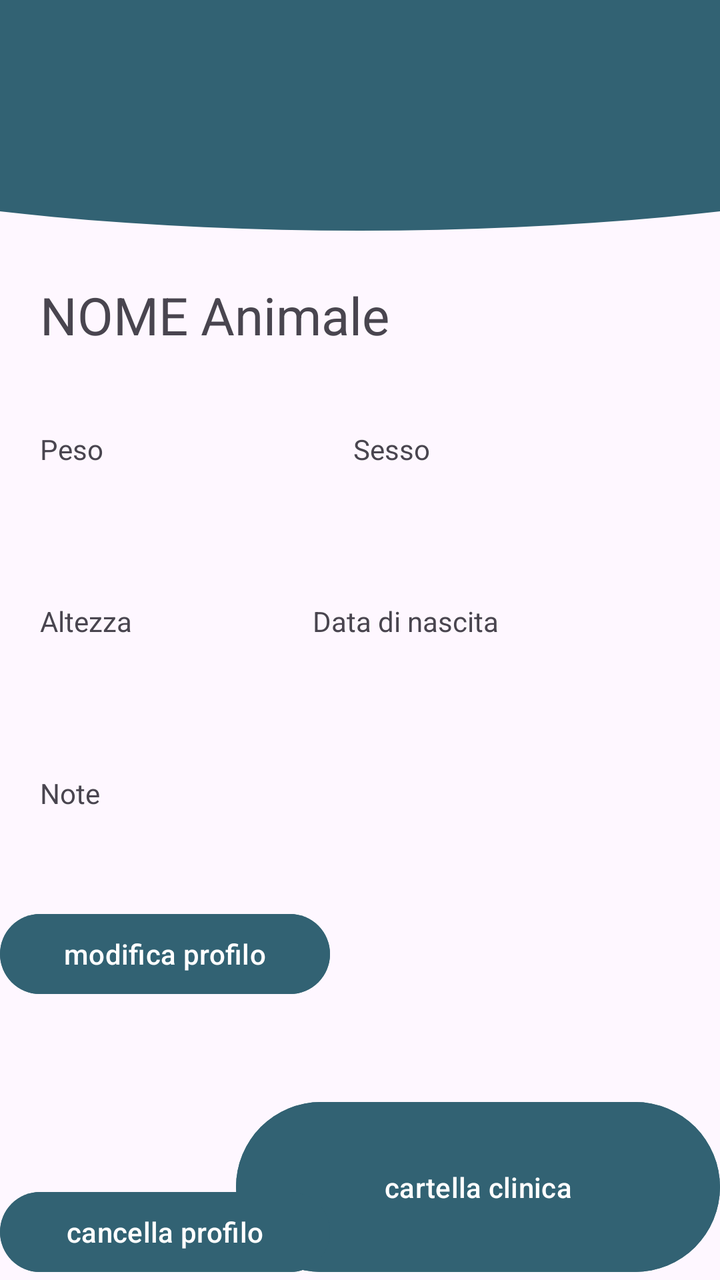
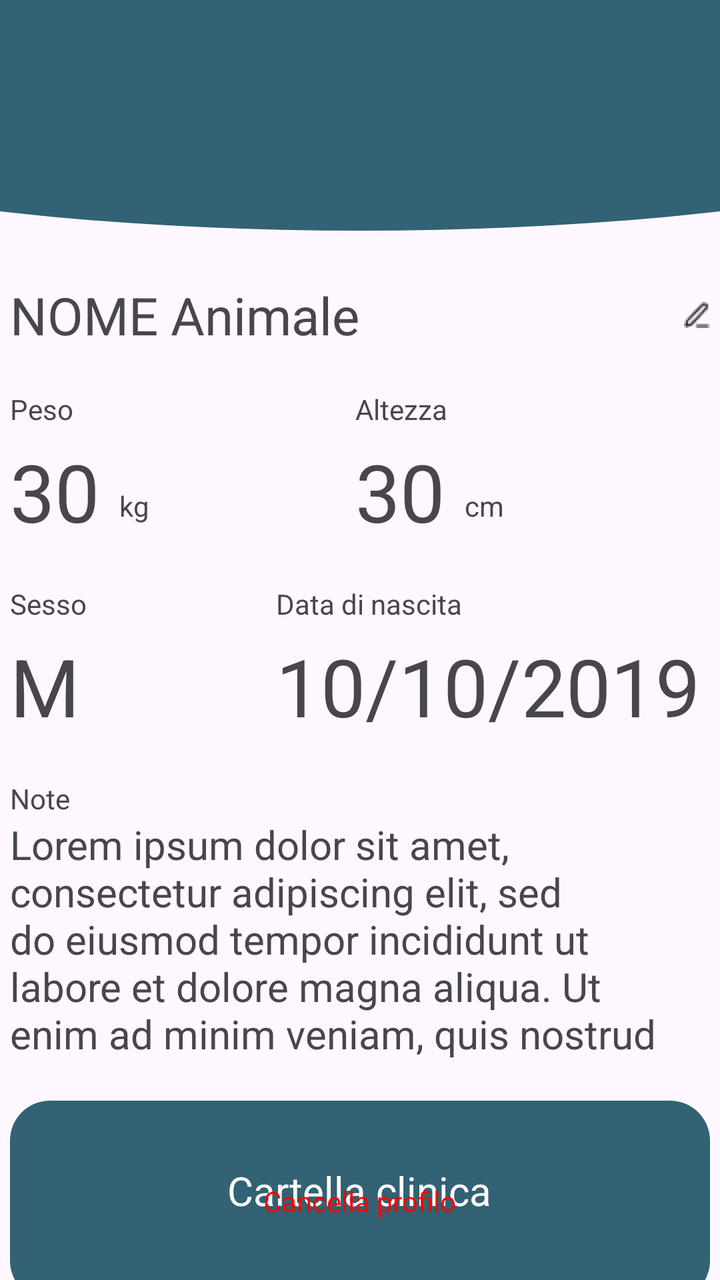

Before-and-after screenshots of an Android layout around one commit, followed by the original layout XML and the change that was made.
<!-- AndroidManifest.xml: application theme Theme.AppPet -->
<!-- res/layout/activity_profilo_animale.xml -->
<?xml version="1.0" encoding="utf-8"?>
<RelativeLayout xmlns:android="http://schemas.android.com/apk/res/android"
    xmlns:app="http://schemas.android.com/apk/res-auto"
    xmlns:tools="http://schemas.android.com/tools"
    android:id="@+id/main"
    android:layout_width="match_parent"
    android:layout_height="match_parent">


    <FrameLayout
        android:id="@+id/header_home"
        android:layout_width="match_parent"
        android:layout_height="120dp"
        android:layout_gravity="top">

        <ImageView
            android:id="@+id/Pippo"
            android:layout_width="800dp"
            android:layout_height="180dp"
            android:layout_gravity="center"
            android:layout_marginTop="-35dp"
            android:src="@drawable/cricle_1" />

    </FrameLayout>

    


    <TextView
        android:id="@+id/nomeProfiloAnimale"
        android:layout_width="match_parent"
        android:layout_height="wrap_content"
        android:layout_below="@id/header_home"
        android:layout_marginTop="0dp"
        android:padding="20dp"
        android:text="NOME Animale"
        android:textSize="26sp" />

    

    <LinearLayout
        android:padding="20dp"
        android:id="@+id/primaLinea"
        android:layout_width="match_parent"
        android:layout_height="wrap_content"
        android:layout_below="@id/nomeProfiloAnimale"
        android:orientation="horizontal">


            <LinearLayout
                android:layout_weight="1"
                android:layout_width="wrap_content"
                android:layout_height="wrap_content"
                android:orientation="vertical">

                <TextView
                    android:layout_width="wrap_content"
                    android:layout_height="wrap_content"
                    android:text="Peso"
                    android:textAlignment="textStart" />

                <TextView
                    android:id="@+id/pesoProfiloAnimale"
                    android:layout_width="wrap_content"
                    android:layout_height="wrap_content"
                    android:textSize="20dp"/>


            </LinearLayout>


            <LinearLayout
                android:layout_weight="1"
                android:layout_width="wrap_content"
                android:layout_height="match_parent"
                android:orientation="vertical">

                <TextView
                    android:layout_width="wrap_content"
                    android:layout_height="wrap_content"
                    android:text="Sesso"
                    android:textAlignment="textStart" />

                <TextView
                    android:id="@+id/sessoProfiloAnimale"
                    android:layout_width="wrap_content"
                    android:layout_height="wrap_content"
                    android:textSize="20dp"/>

            </LinearLayout>

    </LinearLayout>
    
    <LinearLayout
        android:padding="20dp"
        android:id="@+id/secondaLinea"
        android:layout_width="match_parent"
        android:layout_height="wrap_content"
        android:layout_below="@id/primaLinea"
        android:orientation="horizontal">


        <LinearLayout
            android:layout_weight="1"
            android:layout_width="wrap_content"
            android:layout_height="wrap_content"
            android:orientation="vertical">

            <TextView
                android:layout_width="wrap_content"
                android:layout_height="wrap_content"
                android:text="Altezza"
                android:textAlignment="textStart" />

            <TextView
                android:id="@+id/altezzaProfiloAnimale"
                android:layout_width="wrap_content"
                android:layout_height="wrap_content"
                android:textSize="20dp"/>


        </LinearLayout>




        <LinearLayout
            android:layout_weight="1"
            android:layout_width="wrap_content"
            android:layout_height="match_parent"
            android:orientation="vertical">

            <TextView
                android:layout_width="wrap_content"
                android:layout_height="wrap_content"
                android:text="Data di nascita"
                android:textAlignment="textStart" />

            <TextView
                android:id="@+id/dataProfiloAnimale"
                android:layout_width="wrap_content"
                android:layout_height="wrap_content"
                android:textSize="20dp"/>

        </LinearLayout>
    </LinearLayout>

    <LinearLayout
        android:id="@+id/terzaLinea"
        android:layout_width="match_parent"
        android:layout_height="wrap_content"
        android:layout_below="@id/secondaLinea"
        android:orientation="horizontal"
        android:padding="20dp">


        <LinearLayout
            android:layout_width="wrap_content"
            android:layout_height="wrap_content"
            android:layout_weight="1"
            android:orientation="vertical">

            <TextView
                android:layout_width="wrap_content"
                android:layout_height="wrap_content"
                android:text="Note"
                android:textAlignment="textStart" />

            <TextView
                android:id="@+id/noteProfiloAnimale"
                android:layout_width="wrap_content"
                android:layout_height="wrap_content"
                android:textSize="20dp" />


        </LinearLayout>


    </LinearLayout>

    <RelativeLayout
        android:layout_width="match_parent"
        android:layout_height="wrap_content"
        android:orientation="horizontal"
        android:layout_below="@id/terzaLinea"
        >

        <Button
            android:id="@+id/modificaBTN"
            android:layout_width="165dp"
            android:layout_height="wrap_content"
            android:text="modifica profilo"
            android:backgroundTint="@color/Blu_base"/>

        <Button
            android:id="@+id/cartellaClinicaBTN"
            android:layout_width="242dp"
            android:layout_height="93dp"
            android:layout_alignParentEnd="true"
            android:layout_alignParentBottom="true"
            android:text="cartella clinica"
            android:backgroundTint="@color/Blu_base"/>

        <Button
            android:id="@+id/cancellaBTN"
            android:layout_width="165dp"
            android:layout_height="wrap_content"
            android:layout_alignParentStart="true"
            android:layout_alignParentBottom="true"
            android:backgroundTint="@color/Blu_base"
            android:text="cancella profilo" />


    </RelativeLayout>






    </RelativeLayout>
<!-- resources referenced by this layout -->
<resources>
  <color name="Blu_base">#326273</color>
  <!-- drawable cricle_1 (drawable) -->
  <?xml version="1.0" encoding="utf-8"?>
  <shape xmlns:android="http://schemas.android.com/apk/res/android"
      android:shape="oval">
  
      <solid
          android:color="@color/Blu_base"/>
  
  </shape>
  <style name="Theme.AppPet" parent="Base.Theme.AppPet" />
  <style name="Base.Theme.AppPet" parent="Theme.Material3.DayNight.NoActionBar">
          
          
      </style>
</resources>

<!-- the commit's change to res/layout/activity_profilo_animale.xml (unified diff, before → after) -->
@@ -1,11 +1,8 @@
 <?xml version="1.0" encoding="utf-8"?>
 <RelativeLayout xmlns:android="http://schemas.android.com/apk/res/android"
-    xmlns:app="http://schemas.android.com/apk/res-auto"
-    xmlns:tools="http://schemas.android.com/tools"
     android:id="@+id/main"
     android:layout_width="match_parent"
     android:layout_height="match_parent">
-
 
     <FrameLayout
         android:id="@+id/header_home"
@@ -25,114 +22,161 @@
 
     
 
-
-    <TextView
-        android:id="@+id/nomeProfiloAnimale"
-        android:layout_width="match_parent"
+    <RelativeLayout
+        android:id="@+id/title"
+        android:layout_width="350dp"
         android:layout_height="wrap_content"
         android:layout_below="@id/header_home"
-        android:layout_marginTop="0dp"
-        android:padding="20dp"
-        android:text="NOME Animale"
-        android:textSize="26sp" />
-
-    
+        android:layout_centerHorizontal="true"
+        android:layout_marginTop="20dp"
+        android:layout_marginBottom="20dp">
+
+        <TextView
+            android:id="@+id/nomeProfiloAnimale"
+            android:layout_width="wrap_content"
+            android:layout_height="wrap_content"
+            android:layout_alignParentStart="true"
+            android:layout_marginTop="0dp"
+            android:text="NOME Animale"
+            android:textSize="26sp" />
+
+        <ImageButton
+            android:id="@+id/modificaBTN"
+            android:layout_width="wrap_content"
+            android:layout_height="wrap_content"
+            android:layout_alignParentEnd="true"
+            android:layout_alignParentRight="true"
+            android:layout_centerVertical="true"
+            android:background="@drawable/btn_modifica" />
+
+    </RelativeLayout>
 
     <LinearLayout
-        android:padding="20dp"
         android:id="@+id/primaLinea"
-        android:layout_width="match_parent"
-        android:layout_height="wrap_content"
-        android:layout_below="@id/nomeProfiloAnimale"
+        android:layout_width="350dp"
+        android:layout_height="wrap_content"
+        android:layout_below="@id/title"
+        android:layout_centerHorizontal="true"
+        android:layout_marginBottom="20dp"
         android:orientation="horizontal">
 
-
-            <LinearLayout
-                android:layout_weight="1"
-                android:layout_width="wrap_content"
-                android:layout_height="wrap_content"
-                android:orientation="vertical">
-
-                <TextView
-                    android:layout_width="wrap_content"
-                    android:layout_height="wrap_content"
-                    android:text="Peso"
-                    android:textAlignment="textStart" />
-
-                <TextView
-                    android:id="@+id/pesoProfiloAnimale"
-                    android:layout_width="wrap_content"
-                    android:layout_height="wrap_content"
-                    android:textSize="20dp"/>
-
-
-            </LinearLayout>
-
-
-            <LinearLayout
-                android:layout_weight="1"
-                android:layout_width="wrap_content"
-                android:layout_height="match_parent"
-                android:orientation="vertical">
-
-                <TextView
-                    android:layout_width="wrap_content"
-                    android:layout_height="wrap_content"
-                    android:text="Sesso"
-                    android:textAlignment="textStart" />
-
-                <TextView
-                    android:id="@+id/sessoProfiloAnimale"
-                    android:layout_width="wrap_content"
-                    android:layout_height="wrap_content"
-                    android:textSize="20dp"/>
-
-            </LinearLayout>
+        <RelativeLayout
+            android:id="@+id/loPeso"
+            android:layout_width="wrap_content"
+            android:layout_height="wrap_content"
+            android:layout_weight="1"
+            android:orientation="vertical">
+
+            <TextView
+                android:id="@+id/tvPeso"
+                android:layout_width="wrap_content"
+                android:layout_height="wrap_content"
+                android:layout_marginBottom="5dp"
+                android:text="Peso"
+                android:textAlignment="textStart" />
+
+            <TextView
+                android:id="@+id/pesoProfiloAnimale"
+                android:layout_width="wrap_content"
+                android:layout_height="wrap_content"
+                android:layout_below="@id/tvPeso"
+                android:gravity="bottom"
+                android:text="30"
+                android:textSize="40dp" />
+
+            <TextView
+                android:layout_width="wrap_content"
+                android:layout_height="wrap_content"
+                android:layout_alignBottom="@id/pesoProfiloAnimale"
+                android:layout_toRightOf="@id/pesoProfiloAnimale"
+                android:padding="10dp"
+                android:text="kg" />
+
+        </RelativeLayout>
+
+        <RelativeLayout
+            android:id="@+id/loAltezza"
+            android:layout_width="wrap_content"
+            android:layout_height="wrap_content"
+            android:layout_weight="1"
+            android:orientation="vertical">
+
+            <TextView
+                android:id="@+id/tvAltezza"
+                android:layout_width="wrap_content"
+                android:layout_height="wrap_content"
+                android:layout_marginBottom="5dp"
+                android:text="Altezza"
+                android:textAlignment="textStart" />
+
+            <TextView
+                android:id="@+id/altezzaProfiloAnimale"
+                android:layout_width="wrap_content"
+                android:layout_height="wrap_content"
+                android:layout_below="@id/tvAltezza"
+                android:gravity="bottom"
+                android:text="30"
+                android:textSize="40dp" />
+
+            <TextView
+                android:layout_width="wrap_content"
+                android:layout_height="wrap_content"
+                android:layout_alignBottom="@id/altezzaProfiloAnimale"
+                android:layout_toRightOf="@id/altezzaProfiloAnimale"
+                android:padding="10dp"
+                android:text="cm" />
+
+        </RelativeLayout>
 
     </LinearLayout>
-    
+
     <LinearLayout
-        android:padding="20dp"
         android:id="@+id/secondaLinea"
-        android:layout_width="match_parent"
+        android:layout_width="350dp"
         android:layout_height="wrap_content"
         android:layout_below="@id/primaLinea"
+        android:layout_centerHorizontal="true"
+        android:layout_marginBottom="20dp"
         android:orientation="horizontal">
 
-
-        <LinearLayout
+        <RelativeLayout
+            android:id="@+id/loSesso"
+            android:layout_width="wrap_content"
+            android:layout_height="wrap_content"
+            android:layout_weight="20"
+            android:orientation="vertical">
+
+            <TextView
+                android:id="@+id/tvSesso"
+                android:layout_width="wrap_content"
+                android:layout_height="wrap_content"
+                android:layout_marginBottom="5dp"
+                android:text="Sesso"
+                android:textAlignment="textStart" />
+
+            <TextView
+                android:id="@+id/sessoProfiloAnimale"
+                android:layout_width="wrap_content"
+                android:layout_height="wrap_content"
+                android:layout_below="@id/tvSesso"
+                android:gravity="bottom"
+                android:text="M"
+                android:textSize="40dp" />
+
+        </RelativeLayout>
+
+        <RelativeLayout
+            android:id="@+id/loDataNascita"
+            android:layout_width="wrap_content"
+            android:layout_height="wrap_content"
             android:layout_weight="1"
-            android:layout_width="wrap_content"
-            android:layout_height="wrap_content"
-            android:orientation="vertical">
-
-            <TextView
-                android:layout_width="wrap_content"
-                android:layout_height="wrap_content"
-                android:text="Altezza"
-                android:textAlignment="textStart" />
-
-            <TextView
-                android:id="@+id/altezzaProfiloAnimale"
-                android:layout_width="wrap_content"
-                android:layout_height="wrap_content"
-                android:textSize="20dp"/>
-
-
-        </LinearLayout>
-
-
-
-
-        <LinearLayout
-            android:layout_weight="1"
-            android:layout_width="wrap_content"
-            android:layout_height="match_parent"
-            android:orientation="vertical">
-
-            <TextView
-                android:layout_width="wrap_content"
-                android:layout_height="wrap_content"
+            android:orientation="vertical">
+
+            <TextView
+                android:id="@+id/tvData"
+                android:layout_width="wrap_content"
+                android:layout_height="wrap_content"
+                android:layout_marginBottom="5dp"
                 android:text="Data di nascita"
                 android:textAlignment="textStart" />
 
@@ -140,82 +184,74 @@
                 android:id="@+id/dataProfiloAnimale"
                 android:layout_width="wrap_content"
                 android:layout_height="wrap_content"
-                android:textSize="20dp"/>
-
-        </LinearLayout>
+                android:layout_below="@id/tvData"
+                android:gravity="bottom"
+                android:text="10/10/2019"
+                android:textSize="40dp" />
+
+        </RelativeLayout>
+
     </LinearLayout>
 
     <LinearLayout
         android:id="@+id/terzaLinea"
-        android:layout_width="match_parent"
+        android:layout_width="350dp"
         android:layout_height="wrap_content"
         android:layout_below="@id/secondaLinea"
-        android:orientation="horizontal"
-        android:padding="20dp">
-
-
-        <LinearLayout
-            android:layout_width="wrap_content"
-            android:layout_height="wrap_content"
-            android:layout_weight="1"
-            android:orientation="vertical">
-
-            <TextView
-                android:layout_width="wrap_content"
-                android:layout_height="wrap_content"
-                android:text="Note"
-                android:textAlignment="textStart" />
-
-            <TextView
-                android:id="@+id/noteProfiloAnimale"
-                android:layout_width="wrap_content"
-                android:layout_height="wrap_content"
-                android:textSize="20dp" />
-
-
-        </LinearLayout>
-
+        android:layout_centerHorizontal="true"
+        android:layout_marginBottom="20dp"
+        android:orientation="vertical">
+
+        <TextView
+            android:layout_width="wrap_content"
+            android:layout_height="wrap_content"
+            android:text="Note"
+            android:textAlignment="textStart" />
+
+        <TextView
+            android:id="@+id/noteProfiloAnimale"
+            android:layout_width="wrap_content"
+            android:layout_height="wrap_content"
+            android:lines="5"
+            android:text="@string/lorem_ipsum"
+            android:textSize="20dp" />
 
     </LinearLayout>
 
-    <RelativeLayout
-        android:layout_width="match_parent"
-        android:layout_height="wrap_content"
-        android:orientation="horizontal"
+    <FrameLayout
+        android:layout_width="350dp"
+        android:layout_height="wrap_content"
         android:layout_below="@id/terzaLinea"
-        >
-
-        <Button
-            android:id="@+id/modificaBTN"
-            android:layout_width="165dp"
-            android:layout_height="wrap_content"
-            android:text="modifica profilo"
-            android:backgroundTint="@color/Blu_base"/>
-
-        <Button
+        android:layout_centerHorizontal="true">
+
+        <ImageButton
             android:id="@+id/cartellaClinicaBTN"
-            android:layout_width="242dp"
-            android:layout_height="93dp"
-            android:layout_alignParentEnd="true"
-            android:layout_alignParentBottom="true"
-            android:text="cartella clinica"
-            android:backgroundTint="@color/Blu_base"/>
-
-        <Button
-            android:id="@+id/cancellaBTN"
-            android:layout_width="165dp"
-            android:layout_height="wrap_content"
-            android:layout_alignParentStart="true"
-            android:layout_alignParentBottom="true"
-            android:backgroundTint="@color/Blu_base"
-            android:text="cancella profilo" />
-
-
-    </RelativeLayout>
-
-
-
-
-
-
-    </RelativeLayout>
+            android:layout_width="350dp"
+            android:layout_height="100dp"
+            android:layout_below="@id/terzaLinea"
+            android:layout_centerHorizontal="true"
+            android:background="@drawable/rounded_rectangle"
+            android:text="Cartella clinica" />
+
+        <TextView
+            android:layout_width="wrap_content"
+            android:layout_height="wrap_content"
+            android:layout_gravity="center"
+            android:text="Cartella clinica"
+            android:textColor="@color/white"
+            android:textSize="20dp" />
+
+    </FrameLayout>
+
+    <TextView
+        android:id="@+id/cancellaBTN"
+        android:layout_width="wrap_content"
+        android:layout_height="wrap_content"
+        android:layout_alignParentBottom="true"
+        android:layout_centerHorizontal="true"
+        android:layout_marginBottom="30dp"
+        android:backgroundTint="@color/Blu_base"
+        android:text="Cancella profilo"
+        android:textColor="@color/red" />
+
+</RelativeLayout>
<!-- resource entries referenced after the edit -->
@@ -1,6 +1,9 @@
 <!-- resources referenced by this layout -->
 <resources>
   <color name="Blu_base">#326273</color>
+  <color name="red">#FF0000</color>
+  <color name="white">#FFFFFFFF</color>
+  <!-- drawable btn_modifica: png bitmap (drawable, 247 bytes) -->
   <!-- drawable cricle_1 (drawable) -->
   <?xml version="1.0" encoding="utf-8"?>
   <shape xmlns:android="http://schemas.android.com/apk/res/android"
@@ -10,6 +13,19 @@
           android:color="@color/Blu_base"/>
   
   </shape>
+  <!-- drawable rounded_rectangle (drawable) -->
+  <?xml version="1.0" encoding="utf-8"?>
+  <shape xmlns:android="http://schemas.android.com/apk/res/android"
+      android:shape="rectangle">
+  
+      <solid
+          android:color="@color/Blu_base"/>
+  
+      <corners
+          android:radius="20dp"/>
+  
+  </shape>
+  <string name="lorem_ipsum">Lorem ipsum dolor sit amet, consectetur adipiscing elit, sed do eiusmod tempor incididunt ut labore et dolore magna aliqua. Ut enim ad minim veniam, quis nostrud exercitation ullamco laboris nisi ut aliquip ex ea commodo consequat. Duis aute irure dolor in reprehenderit in voluptate velit esse cillum dolore eu fugiat nulla pariatur. Excepteur sint occaecat cupidatat non proident, sunt in culpa qui officia deserunt mollit anim id est laborum.</string>
   <style name="Theme.AppPet" parent="Base.Theme.AppPet" />
   <style name="Base.Theme.AppPet" parent="Theme.Material3.DayNight.NoActionBar">
           
